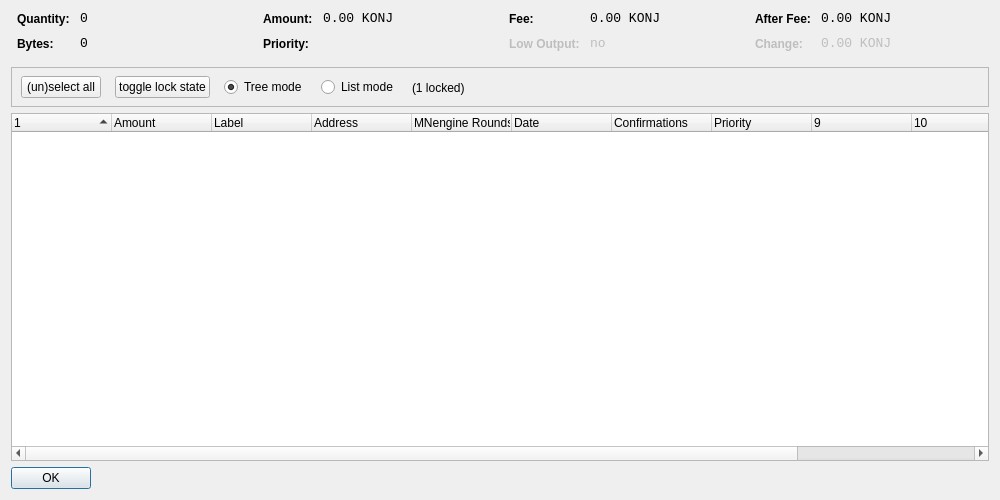
Konjungate/Konjungate-Core, file src/qt/forms/coincontroldialog.ui: the form before one commit.
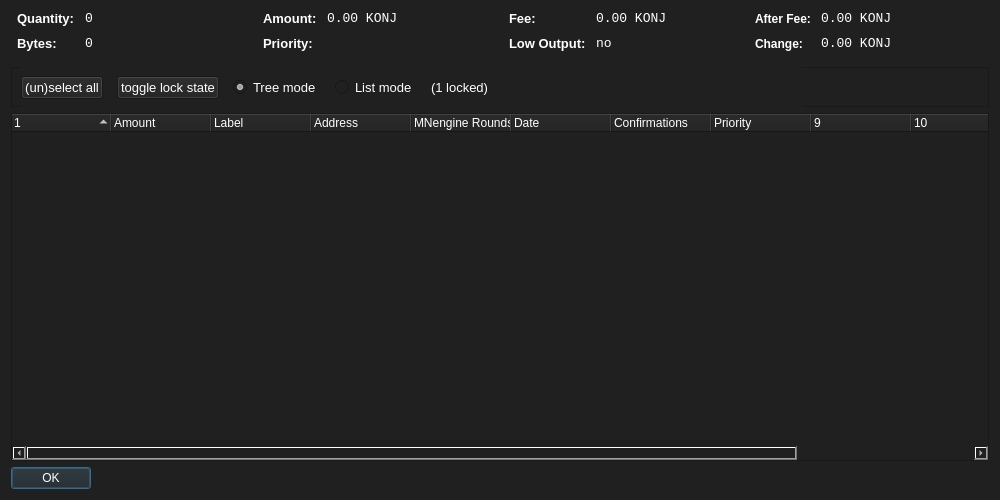
The form after the commit. Custom widgets are drawn as their Qt base class.

```diff
--- a/src/qt/forms/coincontroldialog.ui
+++ b/src/qt/forms/coincontroldialog.ui
@@ -14,7 +14,8 @@
    <string>Coin Control</string>
   </property>
   <property name="styleSheet">
-   <string notr="true"/>
+   <string notr="true">background-color: rgb(32, 32, 32);
+color: rgb(255, 255, 255);</string>
   </property>
   <layout class="QVBoxLayout" name="verticalLayout">
    <item>
@@ -41,6 +42,13 @@
        </property>
        <item row="0" column="0">
         <widget class="QLabel" name="labelCoinControlQuantityText">
+         <property name="font">
+          <font>
+           <pointsize>10</pointsize>
+           <weight>75</weight>
+           <bold>true</bold>
+          </font>
+         </property>
          <property name="styleSheet">
           <string notr="true">font-weight:bold;</string>
          </property>
@@ -73,6 +81,13 @@
        </item>
        <item row="1" column="0">
         <widget class="QLabel" name="labelCoinControlBytesText">
+         <property name="font">
+          <font>
+           <pointsize>10</pointsize>
+           <weight>75</weight>
+           <bold>true</bold>
+          </font>
+         </property>
          <property name="styleSheet">
           <string notr="true">font-weight:bold;</string>
          </property>
@@ -121,6 +136,13 @@
        </property>
        <item row="0" column="0">
         <widget class="QLabel" name="labelCoinControlAmountText">
+         <property name="font">
+          <font>
+           <pointsize>10</pointsize>
+           <weight>75</weight>
+           <bold>true</bold>
+          </font>
+         </property>
          <property name="styleSheet">
           <string notr="true">font-weight:bold;</string>
          </property>
@@ -153,6 +175,13 @@
        </item>
        <item row="1" column="0">
         <widget class="QLabel" name="labelCoinControlPriorityText">
+         <property name="font">
+          <font>
+           <pointsize>10</pointsize>
+           <weight>75</weight>
+           <bold>true</bold>
+          </font>
+         </property>
          <property name="styleSheet">
           <string notr="true">font-weight:bold;</string>
          </property>
@@ -201,6 +230,13 @@
        </property>
        <item row="0" column="0">
         <widget class="QLabel" name="labelCoinControlFeeText">
+         <property name="font">
+          <font>
+           <pointsize>10</pointsize>
+           <weight>75</weight>
+           <bold>true</bold>
+          </font>
+         </property>
          <property name="styleSheet">
           <string notr="true">font-weight:bold;</string>
          </property>
@@ -236,6 +272,13 @@
          <property name="enabled">
           <bool>false</bool>
          </property>
+         <property name="font">
+          <font>
+           <pointsize>10</pointsize>
+           <weight>75</weight>
+           <bold>true</bold>
+          </font>
+         </property>
          <property name="styleSheet">
           <string notr="true">font-weight:bold;</string>
          </property>
@@ -382,7 +425,7 @@
         <height>41</height>
        </rect>
       </property>
-      <layout class="QHBoxLayout" name="horizontalLayoutPanel" stretch="0,0,0,0,0">
+      <layout class="QHBoxLayout" name="horizontalLayoutPanel" stretch="0,0,0,0,0,0">
        <property name="spacing">
         <number>14</number>
        </property>
@@ -394,6 +437,11 @@
            <verstretch>0</verstretch>
           </sizepolicy>
          </property>
+         <property name="font">
+          <font>
+           <pointsize>10</pointsize>
+          </font>
+         </property>
          <property name="text">
           <string>(un)select all</string>
          </property>
@@ -407,6 +455,11 @@
             <verstretch>0</verstretch>
            </sizepolicy>
           </property>
+         <property name="font">
+          <font>
+           <pointsize>10</pointsize>
+          </font>
+         </property>
           <property name="text">
            <string>toggle lock state</string>
           </property>
@@ -423,6 +476,11 @@
            <verstretch>0</verstretch>
           </sizepolicy>
          </property>
+         <property name="font">
+          <font>
+           <pointsize>10</pointsize>
+          </font>
+         </property>
          <property name="text">
           <string>Tree mode</string>
          </property>
@@ -439,6 +497,11 @@
            <verstretch>0</verstretch>
           </sizepolicy>
          </property>
+         <property name="font">
+          <font>
+           <pointsize>10</pointsize>
+          </font>
+         </property>
          <property name="text">
           <string>List mode</string>
          </property>
@@ -446,6 +509,11 @@
        </item>
         <item>
          <widget class="QLabel" name="labelLocked">
+         <property name="font">
+          <font>
+           <pointsize>10</pointsize>
+          </font>
+         </property>
           <property name="text">
            <string>(1 locked)</string>
           </property>
@@ -470,6 +538,11 @@
    </item>
    <item>
     <widget class="CoinControlTreeWidget" name="treeWidget">
+     <property name="font">
+      <font>
+       <pointsize>10</pointsize>
+      </font>
+     </property>
      <property name="contextMenuPolicy">
       <enum>Qt::CustomContextMenu</enum>
      </property>
@@ -558,6 +631,11 @@
        <verstretch>0</verstretch>
       </sizepolicy>
      </property>
+     <property name="font">
+      <font>
+       <pointsize>10</pointsize>
+      </font>
+     </property>
      <property name="orientation">
       <enum>Qt::Horizontal</enum>
      </property>
```
Lines whose indentation alone changed are shown as unchanged.
